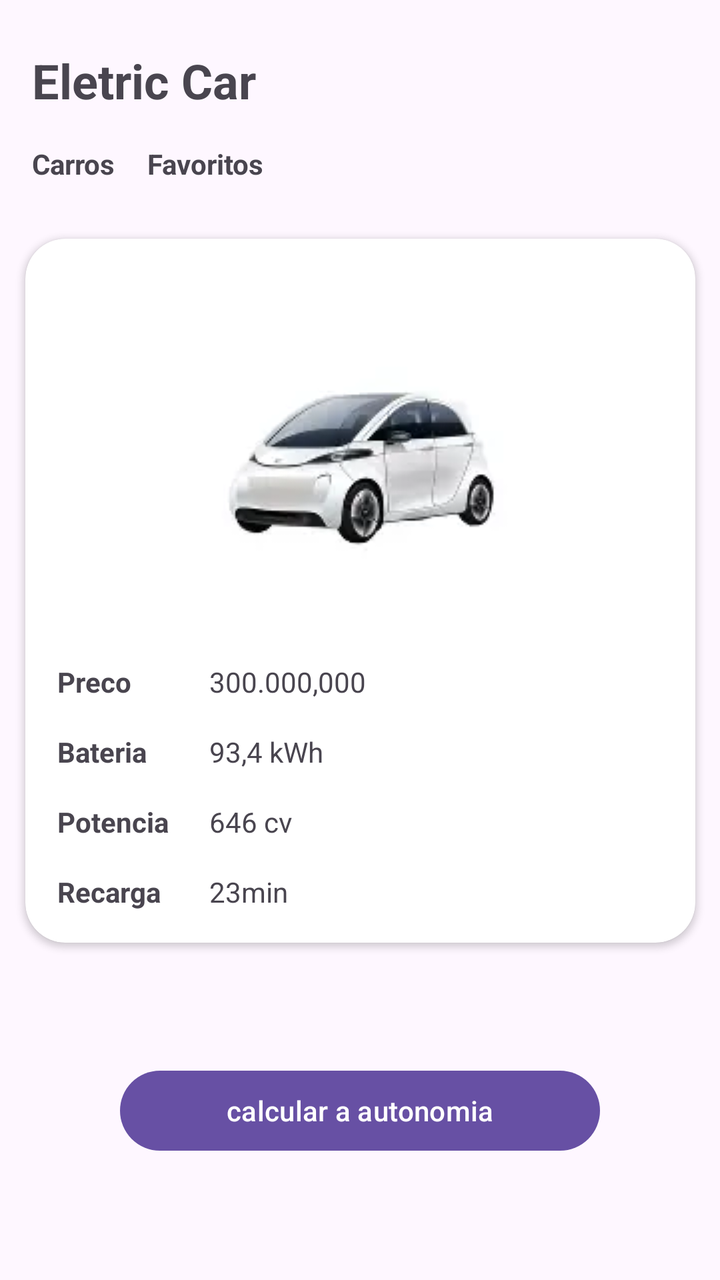
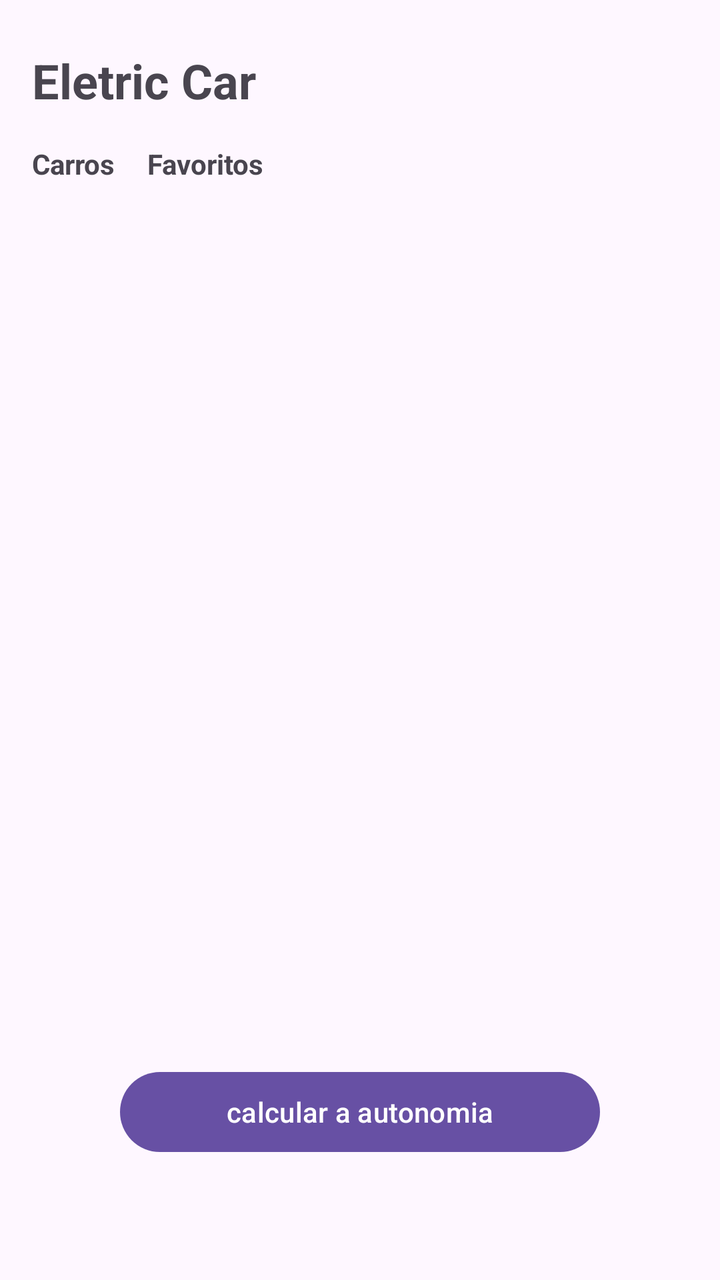

Before-and-after screenshots of an Android layout around one commit, followed by the original layout XML and the change that was made.
<!-- AndroidManifest.xml: application theme Theme.App2_EletricCar -->
<!-- res/layout/activity_main.xml -->
<?xml version="1.0" encoding="utf-8"?>
<androidx.constraintlayout.widget.ConstraintLayout
    xmlns:android="http://schemas.android.com/apk/res/android"
    xmlns:tools="http://schemas.android.com/tools"
    android:id="@+id/main"
    android:layout_width="match_parent"
    android:layout_height="match_parent"
    xmlns:app="http://schemas.android.com/apk/res-auto">

    <TextView
        android:id="@+id/tv_titulo"
        android:layout_width="wrap_content"
        android:layout_height="wrap_content"
        android:layout_marginLeft="16dp"
        android:layout_marginTop="24dp"
        android:text="@string/title"
        android:textSize="24sp"
        android:textStyle="bold"
        app:layout_constraintLeft_toLeftOf="parent"
        app:layout_constraintTop_toTopOf="parent" />

    <TextView
        android:id="@+id/tv_carros"
        android:layout_width="wrap_content"
        android:layout_height="wrap_content"

        android:layout_margin="16dp"
        android:text="@string/carros"
        android:textStyle="bold"
        app:layout_constraintLeft_toLeftOf="parent"
        app:layout_constraintTop_toBottomOf="@id/tv_titulo" />

    <TextView
        android:id="@+id/tv_favoritos"
        android:layout_width="wrap_content"
        android:layout_height="wrap_content"
        android:layout_margin="16dp"
        android:text="@string/favoritos"
        android:textStyle="bold"
        app:layout_constraintStart_toEndOf="@id/tv_carros"
        app:layout_constraintTop_toBottomOf="@id/tv_titulo" />


    <androidx.cardview.widget.CardView
        android:id="@+id/cv_car"
        android:layout_width="wrap_content"
        android:layout_height="wrap_content"
        android:layout_marginTop="28dp"
        android:elevation="24dp"
        app:cardCornerRadius="20dp"
        app:cardBackgroundColor="@color/white"
        app:layout_constraintEnd_toEndOf="parent"
        app:layout_constraintStart_toStartOf="parent"
        app:layout_constraintTop_toBottomOf="@+id/tv_favoritos">

        <androidx.constraintlayout.widget.ConstraintLayout
            android:id="@+id/cv_card_content"
            android:layout_width="335dp"
            android:layout_marginBottom="16dp"
            android:layout_height="wrap_content">


            <ImageView
                android:id="@+id/iv_image"
                android:layout_width="match_parent"
                android:layout_height="wrap_content"
                android:layout_margin="16dp"
                android:src="@drawable/carroele"
                app:layout_constraintEnd_toEndOf="parent"
                app:layout_constraintStart_toStartOf="parent"
                app:layout_constraintTop_toTopOf="parent" />

            <TextView
                android:id="@+id/tv_preco"
                android:layout_width="60dp"
                android:layout_height="wrap_content"
                android:layout_margin="16dp"
                android:text="@string/preco"
                android:textStyle="bold"
                app:layout_constraintLeft_toLeftOf="parent"
                app:layout_constraintTop_toBottomOf="@id/iv_image" />

            <TextView
                android:id="@+id/tv_preco_value"
                android:layout_width="wrap_content"
                android:layout_height="wrap_content"
                android:layout_margin="16dp"
                android:text="300.000,000"
                app:layout_constraintStart_toEndOf="@id/tv_preco"
                app:layout_constraintTop_toBottomOf="@id/iv_image" />

            <TextView
                android:id="@+id/tv_bateria"
                android:layout_width="60dp"
                android:layout_height="wrap_content"
                android:layout_margin="16dp"
                android:text="@string/Bateria"
                android:textStyle="bold"
                app:layout_constraintLeft_toLeftOf="parent"
                app:layout_constraintTop_toBottomOf="@id/tv_preco" />

            <TextView
                android:id="@+id/tv_bateria_value"
                android:layout_width="wrap_content"
                android:layout_height="wrap_content"
                android:layout_margin="16dp"
                android:text="93,4 kWh"
                app:layout_constraintStart_toEndOf="@id/tv_bateria"
                app:layout_constraintTop_toBottomOf="@id/tv_preco_value" />

            <TextView
                android:id="@+id/tv_potencia"
                android:layout_width="60dp"
                android:layout_height="wrap_content"
                android:layout_margin="16dp"
                android:text="Potencia"
                android:textStyle="bold"
                app:layout_constraintLeft_toLeftOf="parent"
                app:layout_constraintTop_toBottomOf="@id/tv_bateria" />

            <TextView
                android:id="@+id/tv_potencia_value"
                android:layout_width="wrap_content"
                android:layout_height="wrap_content"
                android:layout_margin="16dp"
                android:text="646 cv"
                app:layout_constraintStart_toEndOf="@id/tv_potencia"
                app:layout_constraintTop_toBottomOf="@id/tv_bateria_value" />


            <TextView
                android:id="@+id/tv_recarga"
                android:layout_width="60dp"
                android:layout_height="wrap_content"
                android:layout_margin="16dp"
                android:text="Recarga"
                android:textStyle="bold"
                app:layout_constraintLeft_toLeftOf="parent"
                app:layout_constraintTop_toBottomOf="@id/tv_potencia" />

            <TextView
                android:id="@+id/tv_recarga_value"
                android:layout_width="wrap_content"
                android:layout_height="wrap_content"
                android:layout_margin="16dp"
                android:text="23min"
                app:layout_constraintStart_toEndOf="@id/tv_recarga"
                app:layout_constraintTop_toBottomOf="@id/tv_potencia_value" />


        </androidx.constraintlayout.widget.ConstraintLayout>
    </androidx.cardview.widget.CardView>

    <Button
        android:id="@+id/button_calculeAutonomia"
        android:layout_width="0dp"
        android:layout_height="wrap_content"
        android:layout_margin="60dp"
        android:text="calcular a autonomia"
        app:layout_constraintEnd_toEndOf="parent"
        app:layout_constraintHorizontal_bias="0.491"
        app:layout_constraintStart_toStartOf="parent"
        app:layout_constraintTop_toBottomOf="@+id/cv_car" />

</androidx.constraintlayout.widget.ConstraintLayout>
<!-- resources referenced by this layout -->
<resources>
  <color name="white">#FFFFFFFF</color>
  <!-- drawable carroele: webp bitmap (drawable, 1944 bytes) -->
  <string name="Bateria">Bateria</string>
  <string name="carros">Carros</string>
  <string name="favoritos">Favoritos</string>
  <string name="preco">Preco</string>
  <string name="title">Eletric Car</string>
  <style name="Theme.App2_EletricCar" parent="Base.Theme.App2_EletricCar" />
  <style name="Base.Theme.App2_EletricCar" parent="Theme.Material3.DayNight.NoActionBar">
          
          
      </style>
</resources>

<!-- the commit's change to res/layout/activity_main.xml (unified diff, before → after) -->
@@ -41,6 +41,40 @@
         app:layout_constraintTop_toBottomOf="@id/tv_titulo" />
 
 
+    <Button
+        android:id="@+id/button_calculeAutonomia"
+        android:layout_width="0dp"
+        android:layout_height="wrap_content"
+        android:layout_margin="60dp"
+        android:text="calcular a autonomia"
+        app:layout_constraintBottom_toBottomOf="parent"
+        app:layout_constraintEnd_toEndOf="parent"
+        app:layout_constraintStart_toStartOf="parent" />
+
+    <androidx.recyclerview.widget.RecyclerView
+        android:id="@+id/rv_list_car"
+        android:layout_width="0dp"
+        android:layout_height="0dp"
+        app:layoutManager="androidx.recyclerview.widget.LinearLayoutManager"
+        app:layout_constraintBottom_toTopOf="@+id/button_calculeAutonomia"
+        app:layout_constraintEnd_toEndOf="parent"
+        app:layout_constraintStart_toStartOf="parent"
+        app:layout_constraintTop_toBottomOf="@+id/tv_favoritos"
+        tools:listitem="@layout/carro_item"/>
+
+
+</androidx.constraintlayout.widget.ConstraintLayout>
+<!-- res/layout/carro_item.xml (included above) -->
+<?xml version="1.0" encoding="utf-8"?>
+<androidx.constraintlayout.widget.ConstraintLayout
+    xmlns:android="http://schemas.android.com/apk/res/android"
+    xmlns:tools="http://schemas.android.com/tools"
+    xmlns:app="http://schemas.android.com/apk/res-auto"
+    android:id="@+id/main"
+    android:layout_width="match_parent"
+    android:layout_height="wrap_content">
+
+
     <androidx.cardview.widget.CardView
         android:id="@+id/cv_car"
         android:layout_width="wrap_content"
@@ -51,7 +85,8 @@
         app:cardBackgroundColor="@color/white"
         app:layout_constraintEnd_toEndOf="parent"
         app:layout_constraintStart_toStartOf="parent"
-        app:layout_constraintTop_toBottomOf="@+id/tv_favoritos">
+        app:layout_constraintTop_toTopOf="parent">
+
 
         <androidx.constraintlayout.widget.ConstraintLayout
             android:id="@+id/cv_card_content"
@@ -64,8 +99,9 @@
                 android:id="@+id/iv_image"
                 android:layout_width="match_parent"
                 android:layout_height="wrap_content"
-                android:layout_margin="16dp"
-                android:src="@drawable/carroele"
+                android:layout_margin="12dp"
+                android:layout_marginTop="10dp"
+                android:src="@drawable/eletric_car"
                 app:layout_constraintEnd_toEndOf="parent"
                 app:layout_constraintStart_toStartOf="parent"
                 app:layout_constraintTop_toTopOf="parent" />
@@ -151,15 +187,4 @@
         </androidx.constraintlayout.widget.ConstraintLayout>
     </androidx.cardview.widget.CardView>
 
-    <Button
-        android:id="@+id/button_calculeAutonomia"
-        android:layout_width="0dp"
-        android:layout_height="wrap_content"
-        android:layout_margin="60dp"
-        android:text="calcular a autonomia"
-        app:layout_constraintEnd_toEndOf="parent"
-        app:layout_constraintHorizontal_bias="0.491"
-        app:layout_constraintStart_toStartOf="parent"
-        app:layout_constraintTop_toBottomOf="@+id/cv_car" />
-
 </androidx.constraintlayout.widget.ConstraintLayout>
<!-- resource entries referenced after the edit -->
@@ -1,7 +1,7 @@
 <!-- resources referenced by this layout -->
 <resources>
   <color name="white">#FFFFFFFF</color>
-  <!-- drawable carroele: webp bitmap (drawable, 1944 bytes) -->
+  <!-- drawable eletric_car: png bitmap (drawable, 18036 bytes) -->
   <string name="Bateria">Bateria</string>
   <string name="carros">Carros</string>
   <string name="favoritos">Favoritos</string>
